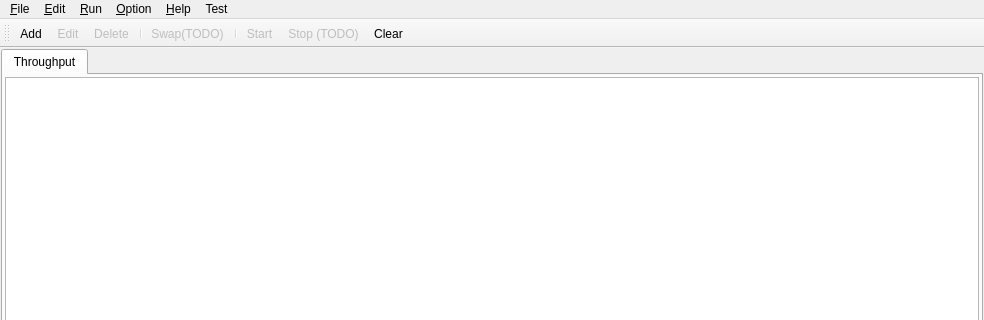
This is qiperfc/src/qiperfc.ui in coolshou/qiperf as Qt 5 draws it before an edit; both pictures show x 0 to 984 and y 0 to 320 of the 984 by 674 pixel window. The edited form follows.
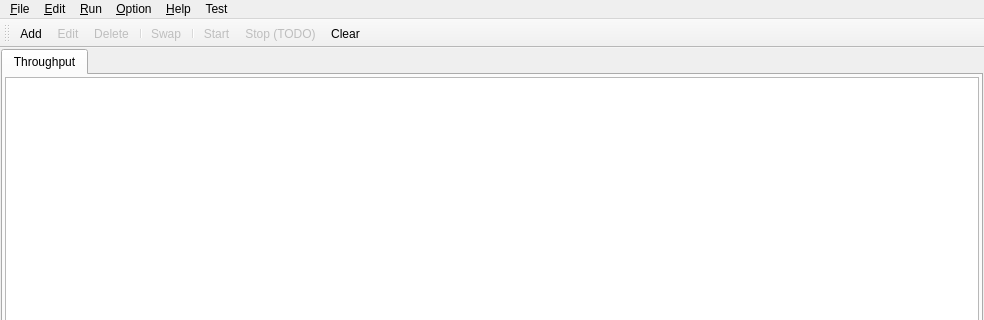
This is the edited form. Icons and pictures are not drawn.

Commit message: remove TODO

```diff
--- a/qiperfc/src/qiperfc.ui
+++ b/qiperfc/src/qiperfc.ui
@@ -364,7 +364,7 @@
      <normaloff>:/pair-swap</normaloff>:/pair-swap</iconset>
    </property>
    <property name="text">
-    <string>Swap(TODO)</string>
+    <string>Swap</string>
    </property>
    <property name="toolTip">
     <string>Swap Traffic direction</string>
```
